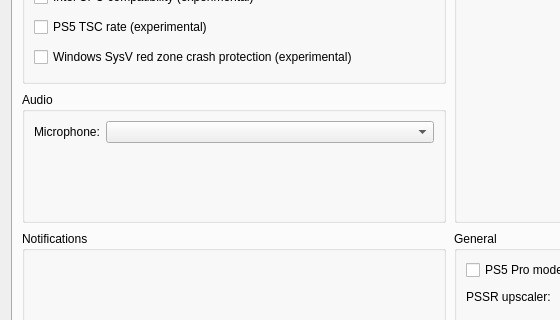
carbonimax/Kytsu, file src/launcher/forms/configuration_edit_dialog.ui: the form before one commit; both pictures show x 0 to 560 and y 231 to 551 of the 900 by 963 pixel window.
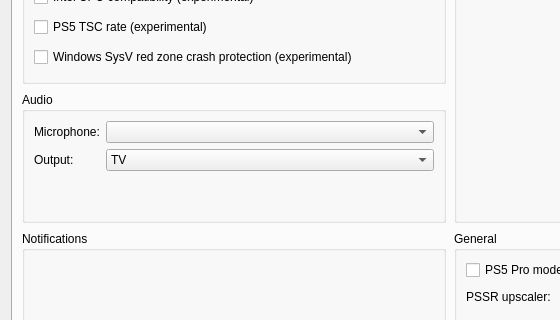
The form after the commit. Custom widgets are drawn as their Qt base class.

Commit message: audio: report the launcher-selected audio output (TV, AV amplifier, sound bar, headphones) to games

The edit to the form file:
```diff
--- a/src/launcher/forms/configuration_edit_dialog.ui
+++ b/src/launcher/forms/configuration_edit_dialog.ui
@@ -96,6 +96,20 @@
             <item row="0" column="1">
              <widget class="QComboBox" name="comboBox_audio_input_device"/>
             </item>
+            <item row="1" column="0">
+             <widget class="QLabel" name="label_audio_output">
+              <property name="text"><string>Output:</string></property>
+             </widget>
+            </item>
+            <item row="1" column="1">
+             <widget class="QComboBox" name="comboBox_audio_output">
+              <property name="toolTip"><string>Audio device games see: TV, AV amplifier (7.1), sound bar (5.1) or headphones.</string></property>
+              <item><property name="text"><string>TV</string></property></item>
+              <item><property name="text"><string>AV Amplifier</string></property></item>
+              <item><property name="text"><string>Sound Bar</string></property></item>
+              <item><property name="text"><string>Headphones</string></property></item>
+             </widget>
+            </item>
            </layout>
           </widget>
          </item>
```
The commit also changes 11 other files.
